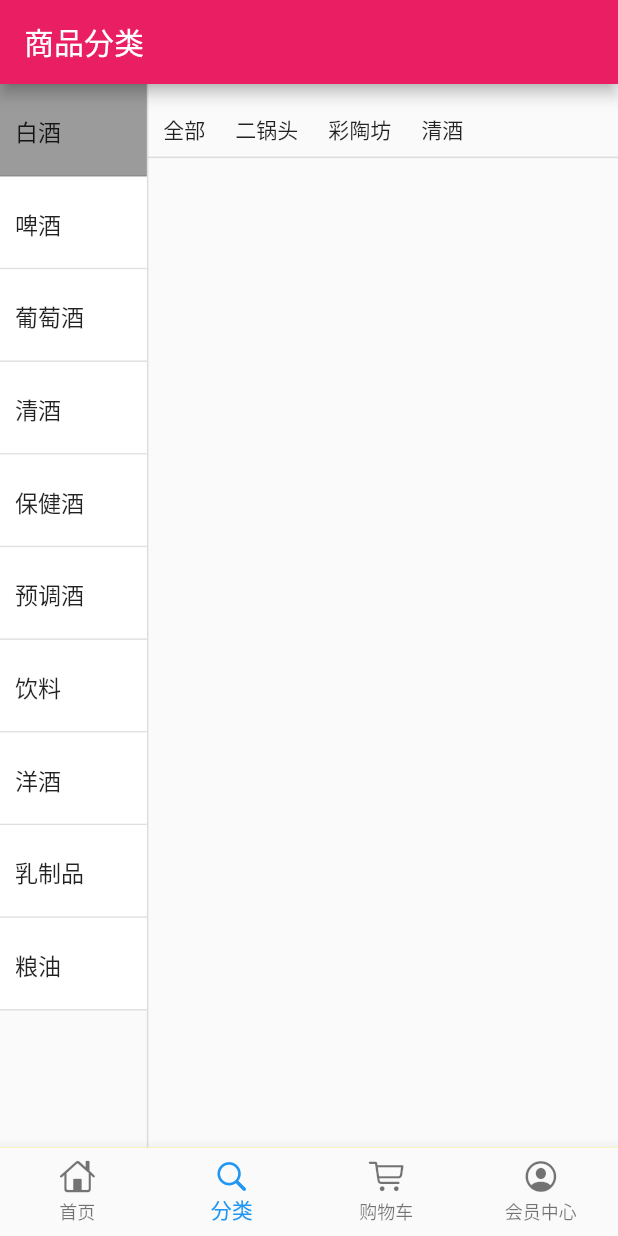
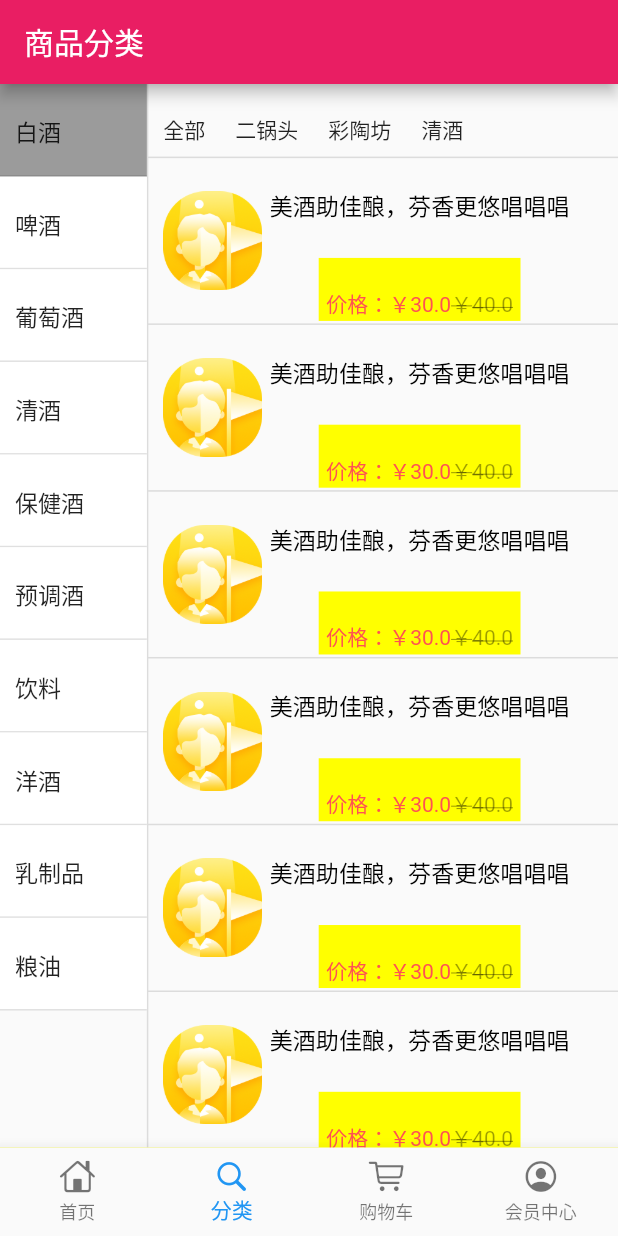
Before and after one commit to heyaf/flutter_shop, a Flutter app: the screen it shows after launch, item 2 of the bottom bar chosen, on a phone screen of 412 x 824 dp. Run offline on Flutter 3.47's test engine with Material 2 defaults, Android fonts, the phone set to English and light mode, and no system bars; our stand-ins replace dio, flutter_screenutil, flutter_swiper; missing offline and left inert: provide; network calls fail; statements that could not run were skipped.

Commit message:
分类界面UI完成

```diff
--- a/flutter_shop/lib/pages/car_page.dart
+++ b/flutter_shop/lib/pages/car_page.dart
@@ -8,12 +8,8 @@ class CarPage extends StatelessWidget {
   @override
   Widget build(BuildContext context) {
     return Scaffold(
-      body: Center(
-        child: Provide<Counter>(
-          builder: (context, child, value) {
-            return Text('${value.value}');
-          },
-        ),
+      body: Row(
+        children: [Text('111'), Text('22222')],
       ),
       backgroundColor: Colors.green,
     );
--- a/flutter_shop/lib/pages/category_page.dart
+++ b/flutter_shop/lib/pages/category_page.dart
@@ -15,7 +15,12 @@ class CategoryPage extends StatelessWidget {
         title: Text('商品分类'),
       ),
       body: Row(
-        children: [leftView(), rightRowTopView()],
+        children: [
+          leftView(),
+          Column(
+            children: [rightRowTopView(), rightBottomView()],
+          )
+        ],
       ),
     );
   }
@@ -124,3 +129,100 @@ class rightRowTopView extends StatelessWidget {
     );
   }
 }
+
+class rightBottomView extends StatefulWidget {
+  @override
+  _rightBottomViewState createState() => _rightBottomViewState();
+}
+
+class _rightBottomViewState extends State<rightBottomView> {
+  @override
+  Widget build(BuildContext context) {
+    return Container(
+      child: listContentView(),
+    );
+  }
+
+  Widget listContentView() {
+    return Expanded(
+        child: Container(
+      // height: ScreenUtil().screenHeight - ScreenUtil().setHeight(370),
+      width: ScreenUtil().setWidth(570),
+      child: ListView.builder(
+        itemCount: 20,
+        scrollDirection: Axis.vertical,
+        itemBuilder: (context, index) {
+          return listViewsubContent();
+        },
+      ),
+    ));
+  }
+
+  Widget listViewsubContent() {
+    return Container(
+      decoration: BoxDecoration(
+          border: Border(bottom: BorderSide(width: 1, color: Colors.black12))),
+      height: ScreenUtil().setHeight(180),
+      width: ScreenUtil().setWidth(550),
+      alignment: Alignment.centerLeft,
+      child: Row(
+        children: [
+          imageView(),
+          Column(
+            children: [
+              titleView(),
+              SizedBox(height: ScreenUtil().setHeight(30)),
+              priceView(),
+            ],
+          )
+        ],
+      ),
+    );
+  }
+
+  Widget imageView() {
+    return Container(
+      margin: EdgeInsets.only(left: 10),
+      height: ScreenUtil().setHeight(180),
+      width: ScreenUtil().setWidth(120),
+      child: Image.asset('asset/images/home_the_tour_guide.png'),
+    );
+  }
+
+  Widget titleView() {
+    return Container(
+      padding: EdgeInsets.fromLTRB(5, 20, 5, 5),
+      child: Text(
+        '美酒助佳酿，芬香更悠唱唱唱',
+        style: TextStyle(color: Colors.black, fontSize: ScreenUtil().setSp(28)),
+        maxLines: 2,
+        overflow: TextOverflow.ellipsis,
+      ),
+    );
+  }
+
+  Widget priceView() {
+    return Container(
+      padding: EdgeInsets.fromLTRB(5, 20, 5, 1),
+      // padding: EdgeInsets.only(left: 5),
+
+      // alignment: Alignment.centerLeft,
+      child: Row(
+        children: [
+          Text(
+            '价格：￥30.0',
+            style: TextStyle(
+              color: Colors.redAccent,
+            ),
+          ),
+          Text(
+            '￥40.0',
+            style: TextStyle(
+                color: Colors.black38, decoration: TextDecoration.lineThrough),
+          )
+        ],
+      ),
+      color: Colors.yellowAccent,
+    );
+  }
+}
```
